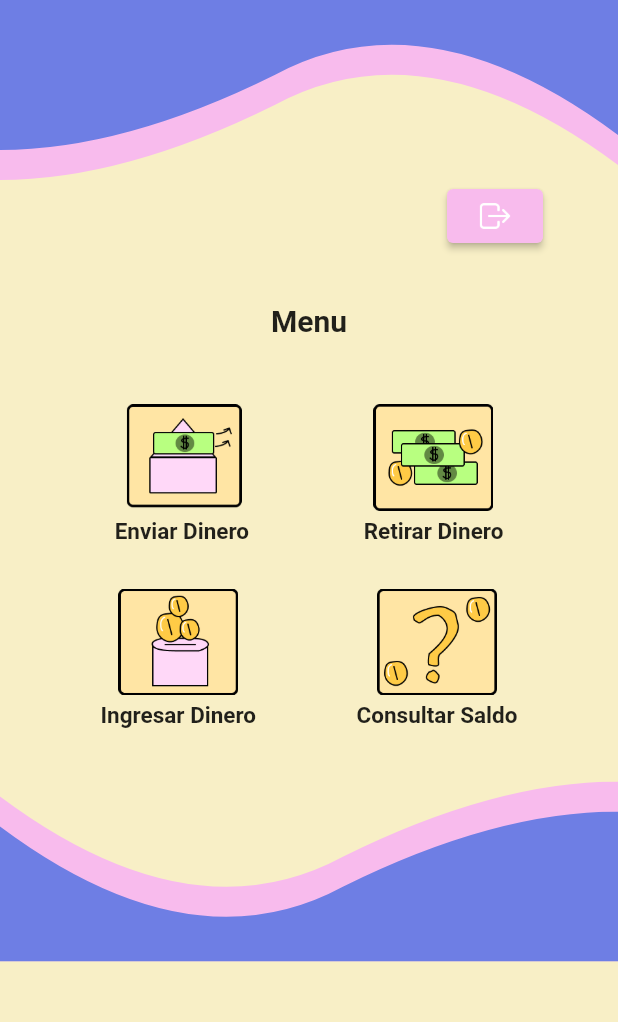
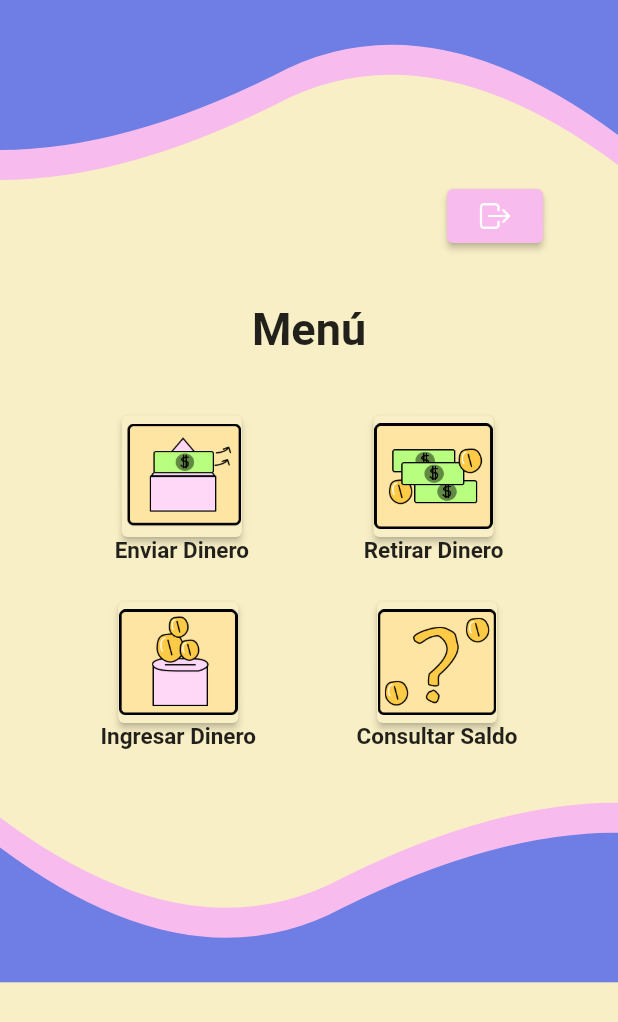
Before and after one commit to mpaulazzv/ProyectoATM, a Flutter app: the Menu screen opened directly, on a phone screen of 412 x 824 dp. Shown: the top 1022 px of the screen. Run offline on Flutter 3.47's test engine with Material 2 defaults, Android fonts, the phone set to English and light mode, and no system bars; our stand-ins replace google_fonts.

Commit message:
Se añaden los botones del menú

```diff
--- a/lib/views/menu_view.dart
+++ b/lib/views/menu_view.dart
@@ -44,6 +44,7 @@ class _MenuState extends State<Menu> {
             children: [
               ElevatedButton(
                 style: ElevatedButton.styleFrom(
+                  padding: EdgeInsets.all(0.5),
                   fixedSize: Size.fromWidth(5),
                   primary: Color.fromRGBO(248, 187, 237, 97),
                 ),
@@ -70,9 +71,9 @@ class _MenuState extends State<Menu> {
             width: 300,
             child: Text(
               textAlign: TextAlign.center,
-              'Menu',
+              'Menú',
               style: GoogleFonts.bodoniModa(
-                  fontSize: 20, fontWeight: FontWeight.bold),
+                  fontSize: 30, fontWeight: FontWeight.bold),
             ),
           ),
           const SizedBox(
@@ -83,10 +84,21 @@ class _MenuState extends State<Menu> {
             children: <Widget>[
               Column(
                 children: [
-                  SizedBox(
+                  ElevatedButton(
+                    style: ElevatedButton.styleFrom(
+                      padding: EdgeInsets.all(0.5),
+                      fixedSize: Size.fromWidth(80),
+                      primary: Color.fromRGBO(248, 239, 198, 100),
+                    ),
+                    onPressed: () {
+                      Navigator.push(context,
+                          MaterialPageRoute(builder: (context) => Menu())); //Cambiar
+                    },
+                    child: Image.asset(
+                      'assets/EnviarD.png',
                       width: 80,
                       height: 80,
-                    child: Image.asset('assets/EnviarD.png'),
+                    ),
                   ),
                   Text(
                     textAlign: TextAlign.center,
@@ -98,10 +110,21 @@ class _MenuState extends State<Menu> {
               ),
               Column(
                 children: [
-                  SizedBox(
+                  ElevatedButton(
+                    style: ElevatedButton.styleFrom(
+                      padding: EdgeInsets.all(0.5),
+                      fixedSize: Size.fromWidth(80),
+                      primary: Color.fromRGBO(248, 239, 198, 100),
+                    ),
+                    onPressed: () {
+                      Navigator.push(context,
+                          MaterialPageRoute(builder: (context) => Menu())); //Cambiar
+                    },
+                    child: Image.asset(
+                      'assets/RetirarD.png',
                       width: 80,
                       height: 80,
-                    child: Image.asset('assets/RetirarD.png'),
+                    ),
                   ),
                   Text(
                     textAlign: TextAlign.center,
@@ -121,10 +144,21 @@ class _MenuState extends State<Menu> {
             children: <Widget>[
               Column(
                 children: [
-                  SizedBox(
+                  ElevatedButton(
+                    style: ElevatedButton.styleFrom(
+                      padding: EdgeInsets.all(0.5),
+                      fixedSize: Size.fromWidth(80),
+                      primary: Color.fromRGBO(248, 239, 198, 100),
+                    ),
+                    onPressed: () {
+                      Navigator.push(context,
+                          MaterialPageRoute(builder: (context) => Menu())); //Cambiar
+                    },
+                    child: Image.asset(
+                      'assets/IngresarD.png',
                       width: 80,
                       height: 80,
-                    child: Image.asset('assets/IngresarD.png'),
+                    ),
                   ),
                   Text(
                     textAlign: TextAlign.center,
@@ -136,10 +170,21 @@ class _MenuState extends State<Menu> {
               ),
               Column(
                 children: [
-                  SizedBox(
+                  ElevatedButton(
+                    style: ElevatedButton.styleFrom(
+                      padding: EdgeInsets.all(0.5),
+                      fixedSize: Size.fromWidth(80),
+                      primary: Color.fromRGBO(248, 239, 198, 100),
+                    ),
+                    onPressed: () {
+                      Navigator.push(context,
+                          MaterialPageRoute(builder: (context) => Menu())); //Cambiar
+                    },
+                    child: Image.asset(
+                      'assets/ConsultarD.png',
                       width: 80,
                       height: 80,
-                    child: Image.asset('assets/ConsultarD.png'),
+                    ),
                   ),
                   Text(
                     textAlign: TextAlign.center,
```
Lines whose indentation alone changed are shown as unchanged.
